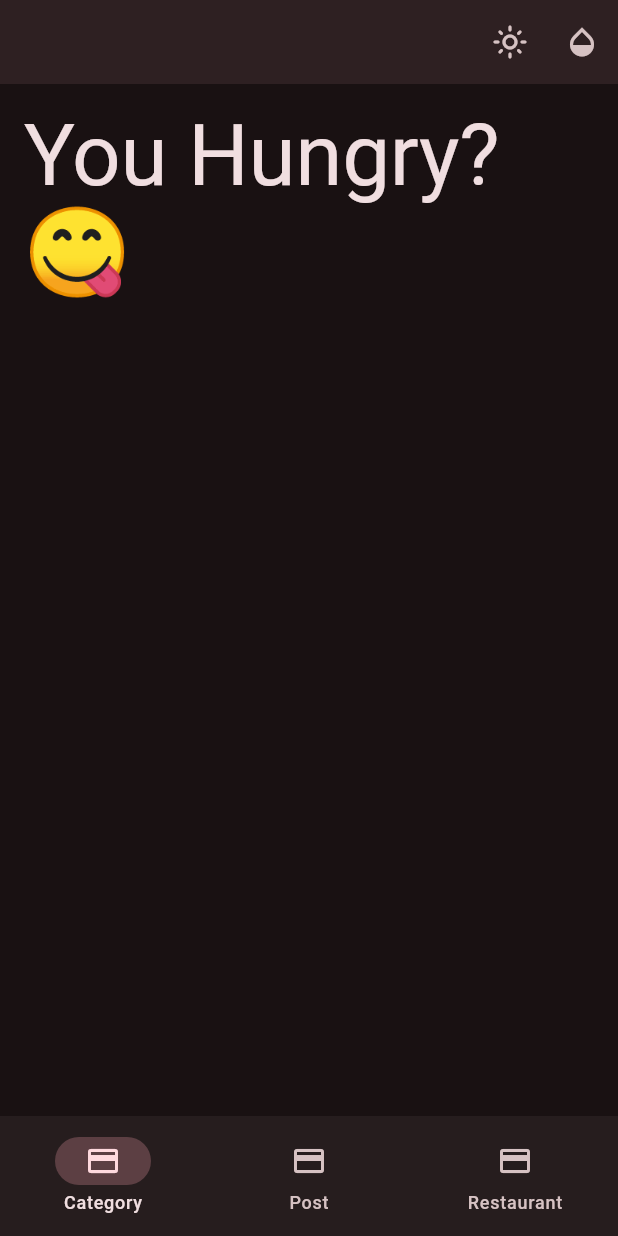
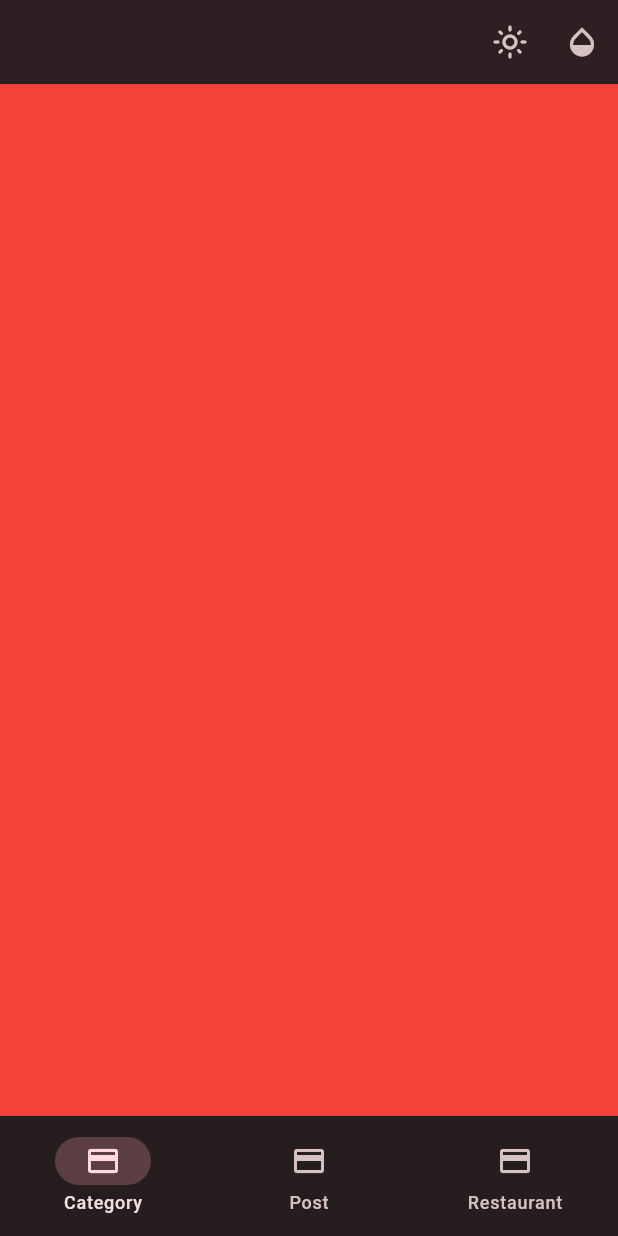
Before and after one commit to shankar-balasubramaniam/yummy-flutter, a Flutter app: the screen it shows after launch, on a phone screen of 412 x 824 dp. Run offline on Flutter 3.47's test engine with Material 3 defaults, Android fonts, the light colour scheme and no system bars.

Commit message:
navigating between pages

```diff
--- a/lib/home.dart
+++ b/lib/home.dart
@@ -42,7 +42,20 @@ class _HomeState extends State<Home> {
 
   @override
   Widget build(BuildContext context) {
-    // TODO: Define pages
+    final pages = [
+      // TODO: Replace with Category Card
+      Container(
+        color: Colors.red,
+      ),
+      // TODO: Replace with Post Card
+      Container(
+        color: Colors.green,
+      ),
+      // TODO: Replace with Restaurant Landscape Card
+      Container(
+        color: Colors.blue,
+      ),
+    ];
 
     return Scaffold(
       appBar: AppBar(
@@ -58,13 +71,9 @@ class _HomeState extends State<Home> {
           ),
         ],
       ),
-      // TODO: Switch between pages
-      body: Padding(
-        padding: const EdgeInsets.all(16.0),
-        child: Text(
-          "You Hungry?😋",
-          style: Theme.of(context).textTheme.displayLarge,
-        ),
+      body: IndexedStack(
+        index: tab,
+        children: pages,
       ),
       bottomNavigationBar: NavigationBar(
         selectedIndex: tab,
```
